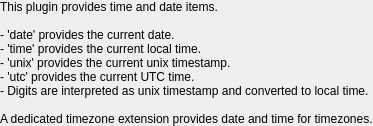
This is datetime/src/configwidget.ui in albertlauncher/plugins as Qt 5 draws it before an edit. The edited form follows.
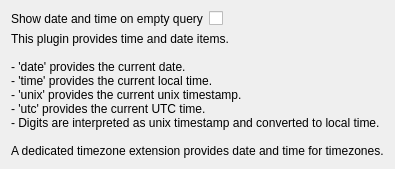
This is the edited form.

```diff
--- a/datetime/src/configwidget.ui
+++ b/datetime/src/configwidget.ui
@@ -2,21 +2,23 @@
 <ui version="4.0">
  <class>ConfigWidget</class>
  <widget class="QWidget" name="ConfigWidget">
-  <layout class="QVBoxLayout">
-   <property name="leftMargin">
-    <number>0</number>
-   </property>
-   <property name="topMargin">
-    <number>0</number>
-   </property>
-   <property name="rightMargin">
-    <number>0</number>
-   </property>
-   <property name="bottomMargin">
-    <number>0</number>
-   </property>
-   <item>
-    <widget class="QLabel" name="label">
+  <layout class="QFormLayout" name="formLayout">
+   <item row="0" column="0">
+    <widget class="QLabel" name="label_emptyQuery">
+     <property name="text">
+      <string>Show date and time on empty query</string>
+     </property>
+    </widget>
+   </item>
+   <item row="0" column="1">
+    <widget class="QCheckBox" name="checkBox_emptyQuery">
+     <property name="text">
+      <string/>
+     </property>
+    </widget>
+   </item>
+   <item row="1" column="0" colspan="2">
+    <widget class="QLabel" name="lablel_info">
      <property name="lineWidth">
       <number>36</number>
      </property>
@@ -39,19 +41,6 @@
      </property>
     </widget>
    </item>
-   <item>
-    <spacer name="verticalSpacer">
-     <property name="orientation">
-      <enum>Qt::Vertical</enum>
-     </property>
-     <property name="sizeHint" stdset="0">
-      <size>
-       <width>0</width>
-       <height>0</height>
-      </size>
-     </property>
-    </spacer>
-   </item>
   </layout>
  </widget>
  <resources/>
```
